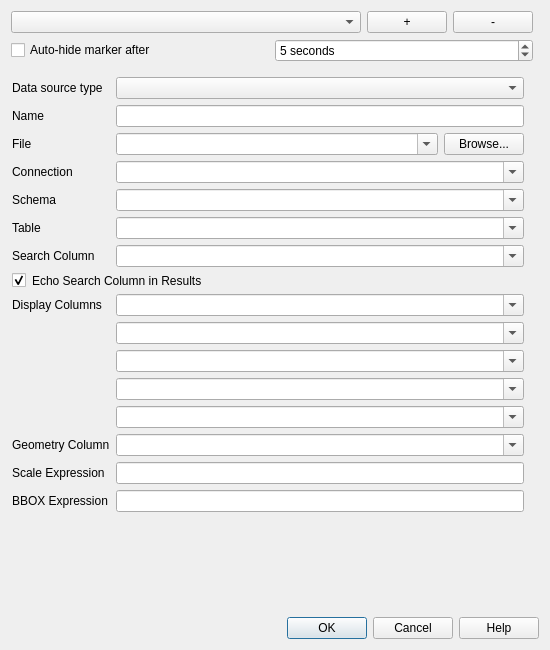
Old version of the form Discovery/config_dialog.ui in the repository lutraconsulting/qgis-discovery-plugin.
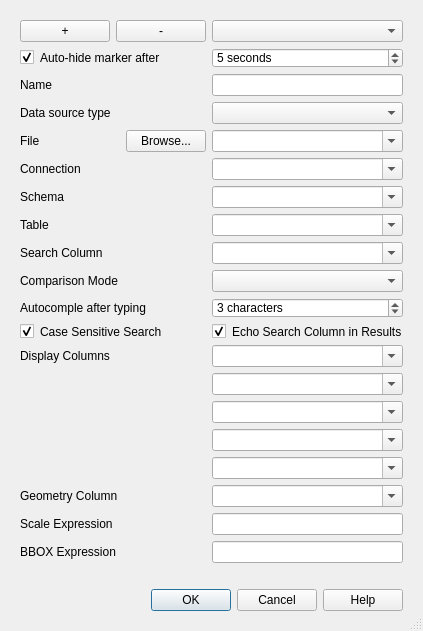
New version of the form.

Patch:
```diff
--- a/Discovery/config_dialog.ui
+++ b/Discovery/config_dialog.ui
@@ -9,12 +9,12 @@
    <rect>
     <x>0</x>
     <y>0</y>
-    <width>550</width>
-    <height>650</height>
+    <width>432</width>
+    <height>830</height>
    </rect>
   </property>
   <property name="sizePolicy">
-   <sizepolicy hsizetype="Minimum" vsizetype="Minimum">
+   <sizepolicy hsizetype="Fixed" vsizetype="Fixed">
     <horstretch>0</horstretch>
     <verstretch>0</verstretch>
    </sizepolicy>
@@ -28,131 +28,61 @@
   <property name="windowTitle">
    <string>Configuration</string>
   </property>
+  <property name="sizeGripEnabled">
+   <bool>true</bool>
+  </property>
   <layout class="QGridLayout" name="gridLayout">
-   <item row="4" column="0">
+   <property name="sizeConstraint">
+    <enum>QLayout::SetFixedSize</enum>
+   </property>
+   <item row="0" column="0">
     <widget class="QFrame" name="frame">
+     <property name="sizePolicy">
+      <sizepolicy hsizetype="Fixed" vsizetype="Fixed">
+       <horstretch>0</horstretch>
+       <verstretch>0</verstretch>
+      </sizepolicy>
+     </property>
+     <property name="maximumSize">
+      <size>
+       <width>16777215</width>
+       <height>16777215</height>
+      </size>
+     </property>
      <property name="styleSheet">
       <string notr="true">border-bottom: 1px solid black</string>
      </property>
      <layout class="QVBoxLayout" name="verticalLayout">
-      <property name="leftMargin">
-       <number>1</number>
+      <property name="sizeConstraint">
+       <enum>QLayout::SetFixedSize</enum>
       </property>
       <item>
-       <layout class="QGridLayout" name="formGeopackage">
-        <property name="bottomMargin">
-         <number>0</number>
+       <layout class="QGridLayout" name="gridLayout_2">
+        <property name="sizeConstraint">
+         <enum>QLayout::SetDefaultConstraint</enum>
         </property>
-       </layout>
-      </item>
-      <item>
-       <layout class="QGridLayout" name="formLayout">
-        <property name="leftMargin">
-         <number>0</number>
-        </property>
-        <property name="bottomMargin">
-         <number>0</number>
-        </property>
-        <item row="14" column="1">
-         <widget class="QComboBox" name="cboDisplayColumn2">
-          <property name="sizePolicy">
-           <sizepolicy hsizetype="Expanding" vsizetype="Fixed">
-            <horstretch>0</horstretch>
-            <verstretch>0</verstretch>
-           </sizepolicy>
-          </property>
-          <property name="editable">
-           <bool>true</bool>
-          </property>
-          <property name="insertPolicy">
-           <enum>QComboBox::NoInsert</enum>
+        <item row="23" column="0">
+         <widget class="QLabel" name="label_8">
+          <property name="text">
+           <string>BBOX Expression</string>
           </property>
          </widget>
         </item>
-        <item row="18" column="0">
+        <item row="21" column="0">
          <widget class="QLabel" name="label_5">
           <property name="text">
            <string>Geometry Column</string>
           </property>
          </widget>
         </item>
-        <item row="20" column="0">
-         <widget class="QLabel" name="label_7">
-          <property name="text">
-           <string>Scale Expression</string>
-          </property>
-         </widget>
-        </item>
-        <item row="1" column="1">
-         <widget class="QLineEdit" name="cboName"/>
-        </item>
         <item row="3" column="0">
-         <widget class="QLabel" name="label">
+         <widget class="QLabel" name="label_11">
           <property name="text">
-           <string>Connection</string>
+           <string>Data source type</string>
           </property>
          </widget>
         </item>
-        <item row="11" column="0">
-         <widget class="QLabel" name="label_6">
-          <property name="text">
-           <string>Search Column</string>
-          </property>
-         </widget>
-        </item>
-        <item row="2" column="0">
-         <widget class="QLabel" name="label_10">
-          <property name="sizePolicy">
-           <sizepolicy hsizetype="Ignored" vsizetype="Preferred">
-            <horstretch>0</horstretch>
-            <verstretch>0</verstretch>
-           </sizepolicy>
-          </property>
-          <property name="maximumSize">
-           <size>
-            <width>16777215</width>
-            <height>21</height>
-           </size>
-          </property>
-          <property name="text">
-           <string>File</string>
-          </property>
-         </widget>
-        </item>
-        <item row="13" column="0">
-         <widget class="QLabel" name="label_4">
-          <property name="text">
-           <string>Display Columns</string>
-          </property>
-         </widget>
-        </item>
-        <item row="10" column="0">
-         <widget class="QLabel" name="label_3">
-          <property name="text">
-           <string>Table</string>
-          </property>
-         </widget>
-        </item>
-        <item row="17" column="1">
-         <widget class="QComboBox" name="cboDisplayColumn5">
-          <property name="sizePolicy">
-           <sizepolicy hsizetype="Expanding" vsizetype="Fixed">
-            <horstretch>0</horstretch>
-            <verstretch>0</verstretch>
-           </sizepolicy>
-          </property>
-          <property name="editable">
-           <bool>true</bool>
-          </property>
-          <property name="insertPolicy">
-           <enum>QComboBox::NoInsert</enum>
-          </property>
-         </widget>
-        </item>
-        <item row="21" column="1">
-         <widget class="QLineEdit" name="editBboxExpr"/>
-        </item>
-        <item row="12" column="0" colspan="2">
+        <item row="15" column="2">
          <widget class="QCheckBox" name="cbEchoSearchColumn">
           <property name="styleSheet">
            <string notr="true">border-bottom:0px</string>
@@ -165,65 +95,168 @@
           </property>
          </widget>
         </item>
-        <item row="18" column="1">
-         <widget class="QComboBox" name="cboGeomColumn">
-          <property name="sizePolicy">
-           <sizepolicy hsizetype="Expanding" vsizetype="Fixed">
-            <horstretch>0</horstretch>
-            <verstretch>0</verstretch>
-           </sizepolicy>
-          </property>
-          <property name="editable">
-           <bool>true</bool>
-          </property>
-          <property name="insertPolicy">
-           <enum>QComboBox::NoInsert</enum>
-          </property>
-         </widget>
-        </item>
-        <item row="15" column="1">
-         <widget class="QComboBox" name="cboDisplayColumn3">
-          <property name="sizePolicy">
-           <sizepolicy hsizetype="Expanding" vsizetype="Fixed">
-            <horstretch>0</horstretch>
-            <verstretch>0</verstretch>
-           </sizepolicy>
-          </property>
-          <property name="editable">
-           <bool>true</bool>
-          </property>
-          <property name="insertPolicy">
-           <enum>QComboBox::NoInsert</enum>
-          </property>
-         </widget>
-        </item>
-        <item row="13" column="1">
-         <widget class="QComboBox" name="cboDisplayColumn1">
-          <property name="sizePolicy">
-           <sizepolicy hsizetype="Expanding" vsizetype="Fixed">
-            <horstretch>0</horstretch>
-            <verstretch>0</verstretch>
-           </sizepolicy>
-          </property>
-          <property name="editable">
-           <bool>true</bool>
-          </property>
-          <property name="insertPolicy">
-           <enum>QComboBox::NoInsert</enum>
-          </property>
-         </widget>
-        </item>
-        <item row="20" column="1">
-         <widget class="QLineEdit" name="editScaleExpr"/>
-        </item>
-        <item row="1" column="0">
+        <item row="2" column="0">
          <widget class="QLabel" name="label_9">
           <property name="text">
            <string>Name</string>
           </property>
          </widget>
         </item>
-        <item row="4" column="1">
+        <item row="22" column="0">
+         <widget class="QLabel" name="label_7">
+          <property name="text">
+           <string>Scale Expression</string>
+          </property>
+         </widget>
+        </item>
+        <item row="9" column="2">
+         <widget class="QComboBox" name="cboConnection">
+          <property name="sizePolicy">
+           <sizepolicy hsizetype="Expanding" vsizetype="Fixed">
+            <horstretch>0</horstretch>
+            <verstretch>0</verstretch>
+           </sizepolicy>
+          </property>
+          <property name="editable">
+           <bool>true</bool>
+          </property>
+          <property name="insertPolicy">
+           <enum>QComboBox::NoInsert</enum>
+          </property>
+         </widget>
+        </item>
+        <item row="0" column="0">
+         <layout class="QHBoxLayout" name="horizontalLayout_2" stretch="0,0">
+          <property name="sizeConstraint">
+           <enum>QLayout::SetMinimumSize</enum>
+          </property>
+          <item>
+           <widget class="QPushButton" name="addButton">
+            <property name="text">
+             <string>+</string>
+            </property>
+           </widget>
+          </item>
+          <item>
+           <widget class="QPushButton" name="deleteButton">
+            <property name="text">
+             <string>-</string>
+            </property>
+           </widget>
+          </item>
+         </layout>
+        </item>
+        <item row="13" column="2">
+         <widget class="QComboBox" name="cboComparisonMode">
+          <property name="sizePolicy">
+           <sizepolicy hsizetype="Expanding" vsizetype="Fixed">
+            <horstretch>0</horstretch>
+            <verstretch>0</verstretch>
+           </sizepolicy>
+          </property>
+          <property name="editable">
+           <bool>false</bool>
+          </property>
+          <property name="insertPolicy">
+           <enum>QComboBox::NoInsert</enum>
+          </property>
+         </widget>
+        </item>
+        <item row="20" column="2">
+         <widget class="QComboBox" name="cboDisplayColumn5">
+          <property name="sizePolicy">
+           <sizepolicy hsizetype="Expanding" vsizetype="Fixed">
+            <horstretch>0</horstretch>
+            <verstretch>0</verstretch>
+           </sizepolicy>
+          </property>
+          <property name="editable">
+           <bool>true</bool>
+          </property>
+          <property name="insertPolicy">
+           <enum>QComboBox::NoInsert</enum>
+          </property>
+         </widget>
+        </item>
+        <item row="14" column="0">
+         <widget class="QLabel" name="label_13">
+          <property name="text">
+           <string>Autocomple after typing</string>
+          </property>
+         </widget>
+        </item>
+        <item row="13" column="0">
+         <widget class="QLabel" name="label_12">
+          <property name="text">
+           <string>Comparison Mode</string>
+          </property>
+         </widget>
+        </item>
+        <item row="16" column="2">
+         <widget class="QComboBox" name="cboDisplayColumn1">
+          <property name="sizePolicy">
+           <sizepolicy hsizetype="Expanding" vsizetype="Fixed">
+            <horstretch>0</horstretch>
+            <verstretch>0</verstretch>
+           </sizepolicy>
+          </property>
+          <property name="editable">
+           <bool>true</bool>
+          </property>
+          <property name="insertPolicy">
+           <enum>QComboBox::NoInsert</enum>
+          </property>
+         </widget>
+        </item>
+        <item row="14" column="2">
+         <widget class="QSpinBox" name="spinMarkerAutoComplete">
+          <property name="suffix">
+           <string> characters</string>
+          </property>
+          <property name="minimum">
+           <number>1</number>
+          </property>
+          <property name="value">
+           <number>3</number>
+          </property>
+         </widget>
+        </item>
+        <item row="1" column="0">
+         <widget class="QCheckBox" name="chkMarkerTime">
+          <property name="sizePolicy">
+           <sizepolicy hsizetype="Minimum" vsizetype="Fixed">
+            <horstretch>0</horstretch>
+            <verstretch>0</verstretch>
+           </sizepolicy>
+          </property>
+          <property name="styleSheet">
+           <string notr="true">border-bottom:0px</string>
+          </property>
+          <property name="text">
+           <string>Auto-hide marker after</string>
+          </property>
+          <property name="checked">
+           <bool>true</bool>
+          </property>
+         </widget>
+        </item>
+        <item row="17" column="2">
+         <widget class="QComboBox" name="cboDisplayColumn2">
+          <property name="sizePolicy">
+           <sizepolicy hsizetype="Expanding" vsizetype="Fixed">
+            <horstretch>0</horstretch>
+            <verstretch>0</verstretch>
+           </sizepolicy>
+          </property>
+          <property name="editable">
+           <bool>true</bool>
+          </property>
+          <property name="insertPolicy">
+           <enum>QComboBox::NoInsert</enum>
+          </property>
+         </widget>
+        </item>
+        <item row="10" column="2">
          <widget class="QComboBox" name="cboSchema">
           <property name="sizePolicy">
            <sizepolicy hsizetype="Expanding" vsizetype="Fixed">
@@ -239,7 +272,43 @@
           </property>
          </widget>
         </item>
-        <item row="16" column="1">
+        <item row="9" column="0">
+         <widget class="QLabel" name="label">
+          <property name="text">
+           <string>Connection</string>
+          </property>
+         </widget>
+        </item>
+        <item row="18" column="2">
+         <widget class="QComboBox" name="cboDisplayColumn3">
+          <property name="sizePolicy">
+           <sizepolicy hsizetype="Expanding" vsizetype="Fixed">
+            <horstretch>0</horstretch>
+            <verstretch>0</verstretch>
+           </sizepolicy>
+          </property>
+          <property name="editable">
+           <bool>true</bool>
+          </property>
+          <property name="insertPolicy">
+           <enum>QComboBox::NoInsert</enum>
+          </property>
+         </widget>
+        </item>
+        <item row="0" column="2">
+         <widget class="QComboBox" name="configOptions"/>
+        </item>
+        <item row="2" column="2">
+         <widget class="QLineEdit" name="cboName"/>
+        </item>
+        <item row="10" column="0">
+         <widget class="QLabel" name="label_2">
+          <property name="text">
+           <string>Schema</string>
+          </property>
+         </widget>
+        </item>
+        <item row="19" column="2">
          <widget class="QComboBox" name="cboDisplayColumn4">
           <property name="sizePolicy">
            <sizepolicy hsizetype="Expanding" vsizetype="Fixed">
@@ -255,7 +324,7 @@
           </property>
          </widget>
         </item>
-        <item row="10" column="1">
+        <item row="11" column="2">
          <widget class="QComboBox" name="cboTable">
           <property name="sizePolicy">
            <sizepolicy hsizetype="Expanding" vsizetype="Fixed">
@@ -271,7 +340,59 @@
           </property>
          </widget>
         </item>
-        <item row="11" column="1">
+        <item row="6" column="2">
+         <widget class="QComboBox" name="cboFile">
+          <property name="enabled">
+           <bool>true</bool>
+          </property>
+          <property name="sizePolicy">
+           <sizepolicy hsizetype="Expanding" vsizetype="Fixed">
+            <horstretch>4</horstretch>
+            <verstretch>0</verstretch>
+           </sizepolicy>
+          </property>
+          <property name="styleSheet">
+           <string notr="true"/>
+          </property>
+          <property name="editable">
+           <bool>true</bool>
+          </property>
+          <property name="insertPolicy">
+           <enum>QComboBox::NoInsert</enum>
+          </property>
+          <property name="frame">
+           <bool>true</bool>
+          </property>
+         </widget>
+        </item>
+        <item row="16" column="0">
+         <widget class="QLabel" name="label_4">
+          <property name="text">
+           <string>Display Columns</string>
+          </property>
+         </widget>
+        </item>
+        <item row="12" column="0">
+         <widget class="QLabel" name="label_6">
+          <property name="text">
+           <string>Search Column</string>
+          </property>
+         </widget>
+        </item>
+        <item row="15" column="0">
+         <widget class="QCheckBox" name="cbCaseSensitivity">
+          <property name="styleSheet">
+           <string notr="true">border-bottom:0px</string>
+          </property>
+          <property name="text">
+           <string>Case Sensitive Search</string>
+          </property>
+          <property name="checked">
+           <bool>true</bool>
+          </property>
+         </widget>
+        </item>
+        <item row="12" column="2">
          <widget class="QComboBox" name="cboSearchColumn">
           <property name="sizePolicy">
            <sizepolicy hsizetype="Expanding" vsizetype="Fixed">
@@ -287,21 +408,52 @@
           </property>
          </widget>
         </item>
-        <item row="4" column="0">
-         <widget class="QLabel" name="label_2">
-          <property name="text">
-           <string>Schema</string>
+        <item row="22" column="2">
+         <widget class="QLineEdit" name="editScaleExpr"/>
+        </item>
+        <item row="21" column="2">
+         <widget class="QComboBox" name="cboGeomColumn">
+          <property name="sizePolicy">
+           <sizepolicy hsizetype="Expanding" vsizetype="Fixed">
+            <horstretch>0</horstretch>
+            <verstretch>0</verstretch>
+           </sizepolicy>
           </property>
+          <property name="editable">
+           <bool>true</bool>
+          </property>
+          <property name="insertPolicy">
+           <enum>QComboBox::NoInsert</enum>
+          </property>
          </widget>
         </item>
-        <item row="21" column="0">
-         <widget class="QLabel" name="label_8">
+        <item row="1" column="2">
+         <widget class="QSpinBox" name="spinMarkerTime">
+          <property name="sizePolicy">
+           <sizepolicy hsizetype="Expanding" vsizetype="Fixed">
+            <horstretch>0</horstretch>
+            <verstretch>0</verstretch>
+           </sizepolicy>
+          </property>
+          <property name="suffix">
+           <string> seconds</string>
+          </property>
+          <property name="minimum">
+           <number>1</number>
+          </property>
+          <property name="value">
+           <number>5</number>
+          </property>
+         </widget>
+        </item>
+        <item row="11" column="0">
+         <widget class="QLabel" name="label_3">
           <property name="text">
-           <string>BBOX Expression</string>
+           <string>Table</string>
           </property>
          </widget>
         </item>
-        <item row="0" column="1">
+        <item row="3" column="2">
          <widget class="QComboBox" name="cboDataSource">
           <property name="sizePolicy">
            <sizepolicy hsizetype="Expanding" vsizetype="Fixed">
@@ -317,218 +469,119 @@
           </property>
          </widget>
         </item>
-        <item row="0" column="0">
-         <widget class="QLabel" name="label_11">
-          <property name="text">
-           <string>Data source type</string>
-          </property>
-         </widget>
+        <item row="23" column="2">
+         <widget class="QLineEdit" name="editBboxExpr"/>
         </item>
-        <item row="3" column="1">
-         <widget class="QComboBox" name="cboConnection">
-          <property name="sizePolicy">
-           <sizepolicy hsizetype="Expanding" vsizetype="Fixed">
-            <horstretch>0</horstretch>
-            <verstretch>0</verstretch>
-           </sizepolicy>
-          </property>
-          <property name="editable">
-           <bool>true</bool>
-          </property>
-          <property name="insertPolicy">
-           <enum>QComboBox::NoInsert</enum>
-          </property>
-         </widget>
-        </item>
-        <item row="2" column="1" alignment="Qt::AlignVCenter">
-         <widget class="QWidget" name="file_grid_layout" native="true">
-          <property name="sizePolicy">
-           <sizepolicy hsizetype="Expanding" vsizetype="Expanding">
-            <horstretch>0</horstretch>
-            <verstretch>0</verstretch>
-           </sizepolicy>
-          </property>
-          <property name="minimumSize">
-           <size>
-            <width>0</width>
-            <height>0</height>
-           </size>
-          </property>
-          <property name="maximumSize">
-           <size>
-            <width>16777215</width>
-            <height>16777215</height>
-           </size>
-          </property>
-          <property name="styleSheet">
-           <string notr="true">border-bottom:0px;
-</string>
-          </property>
-          <layout class="QHBoxLayout" name="horizontalLayout_3">
-           <property name="sizeConstraint">
-            <enum>QLayout::SetNoConstraint</enum>
-           </property>
-           <property name="leftMargin">
-            <number>0</number>
-           </property>
-           <property name="topMargin">
-            <number>0</number>
-           </property>
-           <property name="rightMargin">
-            <number>0</number>
-           </property>
-           <property name="bottomMargin">
-            <number>0</number>
-           </property>
-           <item>
-            <widget class="QComboBox" name="cboFile">
-             <property name="enabled">
-              <bool>true</bool>
-             </property>
-             <property name="sizePolicy">
-              <sizepolicy hsizetype="Minimum" vsizetype="Fixed">
-               <horstretch>4</horstretch>
-               <verstretch>0</verstretch>
-              </sizepolicy>
-             </property>
-             <property name="styleSheet">
-              <string notr="true"/>
-             </property>
-             <property name="editable">
-              <bool>true</bool>
-             </property>
-             <property name="insertPolicy">
-              <enum>QComboBox::NoInsert</enum>
-             </property>
-             <property name="frame">
-              <bool>true</bool>
-             </property>
-            </widget>
-           </item>
-           <item>
-            <widget class="QPushButton" name="fileButton">
-             <property name="sizePolicy">
-              <sizepolicy hsizetype="Fixed" vsizetype="Fixed">
-               <horstretch>0</horstretch>
-               <verstretch>0</verstretch>
-              </sizepolicy>
-             </property>
-             <property name="minimumSize">
-              <size>
-               <width>0</width>
-               <height>0</height>
-              </size>
-             </property>
-             <property name="maximumSize">
-              <size>
-               <width>16777215</width>
-               <height>16777215</height>
-              </size>
-             </property>
-             <property name="styleSheet">
-              <string notr="true"/>
-             </property>
-             <property name="text">
-              <string>Browse...</string>
-             </property>
-             <property name="iconSize">
-              <size>
-               <width>16</width>
-               <height>16</height>
-              </size>
-             </property>
-             <property name="autoDefault">
-              <bool>true</bool>
-             </property>
-             <property name="default">
-              <bool>false</bool>
-             </property>
-             <property name="flat">
-              <bool>false</bool>
-             </property>
-            </widget>
-           </item>
-          </layout>
-         </widget>
+        <item row="6" column="0">
+         <layout class="QHBoxLayout" name="file_grid_layout">
+          <item>
+           <widget class="QLabel" name="label_10">
+            <property name="sizePolicy">
+             <sizepolicy hsizetype="Ignored" vsizetype="Preferred">
+              <horstretch>0</horstretch>
+              <verstretch>0</verstretch>
+             </sizepolicy>
+            </property>
+            <property name="minimumSize">
+             <size>
+              <width>100</width>
+              <height>0</height>
+             </size>
+            </property>
+            <property name="maximumSize">
+             <size>
+              <width>16777215</width>
+              <height>21</height>
+             </size>
+            </property>
+            <property name="text">
+             <string>File</string>
+            </property>
+           </widget>
+          </item>
+          <item>
+           <widget class="QPushButton" name="fileButton">
+            <property name="sizePolicy">
+             <sizepolicy hsizetype="Fixed" vsizetype="Fixed">
+              <horstretch>0</horstretch>
+              <verstretch>0</verstretch>
+             </sizepolicy>
+            </property>
+            <property name="minimumSize">
+             <size>
+              <width>0</width>
+              <height>0</height>
+             </size>
+            </property>
+            <property name="maximumSize">
+             <size>
+              <width>16777215</width>
+              <height>16777215</height>
+             </size>
+            </property>
+            <property name="styleSheet">
+             <string notr="true"/>
+            </property>
+            <property name="text">
+             <string>Browse...</string>
+            </property>
+            <property name="iconSize">
+             <size>
+              <width>16</width>
+              <height>16</height>
+             </size>
+            </property>
+            <property name="autoDefault">
+             <bool>true</bool>
+            </property>
+            <property name="default">
+             <bool>false</bool>
+            </property>
+            <property name="flat">
+             <bool>false</bool>
+            </property>
+           </widget>
+          </item>
+         </layout>
         </item>
        </layout>
       </item>
+      <item>
+       <widget class="QLabel" name="lblMessage">
+        <property name="sizePolicy">
+         <sizepolicy hsizetype="Expanding" vsizetype="Fixed">
+          <horstretch>0</horstretch>
+          <verstretch>0</verstretch>
+         </sizepolicy>
+        </property>
+        <property name="alignment">
+         <set>Qt::AlignLeading|Qt::AlignLeft|Qt::AlignTop</set>
+        </property>
+        <property name="wordWrap">
+         <bool>true</bool>
+        </property>
+       </widget>
+      </item>
+      <item>
+       <widget class="QDialogButtonBox" name="buttonBox">
+        <property name="sizePolicy">
+         <sizepolicy hsizetype="Minimum" vsizetype="Minimum">
+          <horstretch>0</horstretch>
+          <verstretch>0</verstretch>
+         </sizepolicy>
+        </property>
+        <property name="orientation">
+         <enum>Qt::Horizontal</enum>
+        </property>
+        <property name="standardButtons">
+         <set>QDialogButtonBox::Cancel|QDialogButtonBox::Help|QDialogButtonBox::Ok</set>
+        </property>
+       </widget>
+      </item>
      </layout>
-    </widget>
-   </item>
-   <item row="3" column="0">
-    <layout class="QGridLayout" name="gridLayout_2">
-     <item row="0" column="0">
-      <layout class="QHBoxLayout" name="horizontalLayout_2" stretch="10,0,0">
-       <item>
-        <widget class="QComboBox" name="configOptions"/>
-       </item>
-       <item>
-        <widget class="QPushButton" name="addButton">
-         <property name="text">
-          <string>+</string>
-         </property>
-        </widget>
-       </item>
-       <item>
-        <widget class="QPushButton" name="deleteButton">
-         <property name="text">
-          <string>-</string>
-         </property>
-        </widget>
-       </item>
-      </layout>
-     </item>
-     <item row="1" column="0">
-      <layout class="QHBoxLayout" name="horizontalLayout">
-       <item>
-        <widget class="QCheckBox" name="chkMarkerTime">
-         <property name="text">
-          <string>Auto-hide marker after</string>
-         </property>
-        </widget>
-       </item>
-       <item>
-        <widget class="QSpinBox" name="spinMarkerTime">
-         <property name="suffix">
-          <string> seconds</string>
-         </property>
-         <property name="minimum">
-          <number>1</number>
-         </property>
-         <property name="value">
-          <number>5</number>
-         </property>
-        </widget>
-       </item>
-      </layout>
-     </item>
-    </layout>
-   </item>
-   <item row="20" column="0" colspan="2">
-    <widget class="QDialogButtonBox" name="buttonBox">
-     <property name="orientation">
-      <enum>Qt::Horizontal</enum>
-     </property>
-     <property name="standardButtons">
-      <set>QDialogButtonBox::Cancel|QDialogButtonBox::Help|QDialogButtonBox::Ok</set>
-     </property>
-    </widget>
-   </item>
-   <item row="18" column="0">
-    <widget class="QLabel" name="lblMessage">
-     <property name="sizePolicy">
-      <sizepolicy hsizetype="Preferred" vsizetype="Preferred">
-       <horstretch>0</horstretch>
-       <verstretch>0</verstretch>
-      </sizepolicy>
-     </property>
-     <property name="alignment">
-      <set>Qt::AlignLeading|Qt::AlignLeft|Qt::AlignTop</set>
-     </property>
-     <property name="wordWrap">
-      <bool>true</bool>
-     </property>
+     <zorder></zorder>
+     <zorder>lblMessage</zorder>
+     <zorder>buttonBox</zorder>
     </widget>
    </item>
   </layout>
```
Left out of the diff: 6 changed lines with no effect on the pictures.
